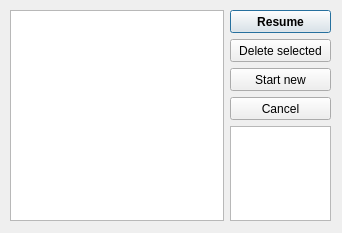
Old version of the form source/gui/resume.ui in the repository albertoccelli/VORTEX.
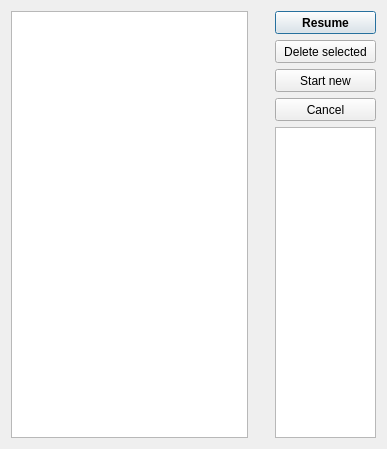
New version of the form.

Diff of the .ui file:
```diff
--- a/source/gui/resume.ui
+++ b/source/gui/resume.ui
@@ -6,25 +6,31 @@
    <rect>
     <x>0</x>
     <y>0</y>
-    <width>342</width>
-    <height>233</height>
+    <width>387</width>
+    <height>449</height>
    </rect>
   </property>
+  <property name="maximumSize">
+   <size>
+    <width>387</width>
+    <height>449</height>
+   </size>
+  </property>
   <property name="windowTitle">
    <string>Dialog</string>
   </property>
-  <widget class="QWidget" name="">
-   <property name="geometry">
-    <rect>
-     <x>10</x>
-     <y>10</y>
-     <width>321</width>
-     <height>211</height>
-    </rect>
-   </property>
+  <layout class="QHBoxLayout" name="horizontalLayout_2">
+   <item>
    <layout class="QHBoxLayout" name="horizontalLayout">
     <item>
-     <widget class="QListWidget" name="listWidget"/>
+      <widget class="QListWidget" name="listWidget">
+       <property name="sizePolicy">
+        <sizepolicy hsizetype="Maximum" vsizetype="Expanding">
+         <horstretch>0</horstretch>
+         <verstretch>0</verstretch>
+        </sizepolicy>
+       </property>
+      </widget>
     </item>
     <item>
      <spacer name="horizontalSpacer">
@@ -149,7 +155,8 @@
      </layout>
     </item>
    </layout>
-  </widget>
+   </item>
+  </layout>
  </widget>
  <resources/>
  <connections/>
```
Lines whose indentation alone changed are shown as unchanged.
